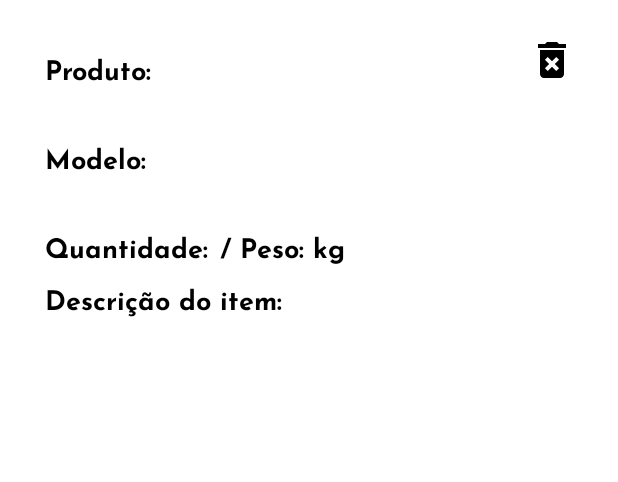
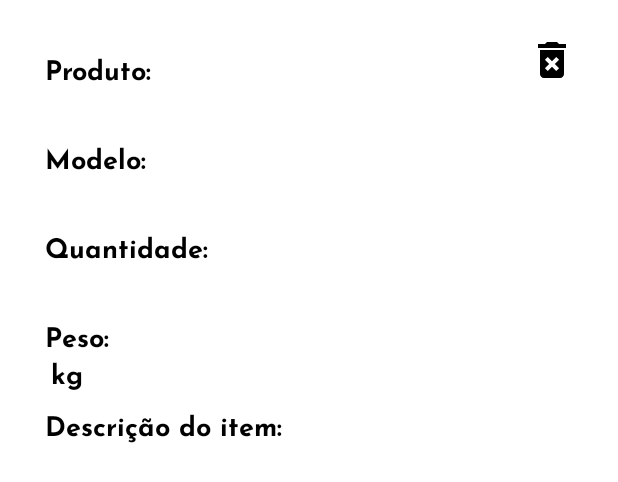
Before and after one commit to felipemorgado/estoque-kotlin, an Android app: the layout card_item_std.xml on its own in the app's theme, with its tools: preview values and no code run, on a phone screen of 412 x 824 dp. Shown: the top 482 px of the screen. Run offline under Robolectric (Android 15) with nearby library versions, the phone set to English and light mode, and no system bars.

Commit message:
update layout weight

```diff
--- a/app/src/main/res/layout/card_item_std.xml
+++ b/app/src/main/res/layout/card_item_std.xml
@@ -83,49 +83,50 @@
         android:id="@+id/txtViewQtd"
         android:layout_width="0dp"
         android:layout_height="wrap_content"
-        android:layout_marginStart="4dp"
-        android:layout_marginTop="10dp"
+        android:layout_marginStart="8dp"
         android:fontFamily="@font/josefin_sans"
         android:text=""
+
         android:textColor="@color/black"
         android:textSize="18sp"
-        app:layout_constraintStart_toEndOf="@+id/txtViewQtdCard"
-        app:layout_constraintTop_toBottomOf="@+id/txtViewModel" />
+        app:layout_constraintEnd_toEndOf="parent"
+        app:layout_constraintHorizontal_bias="0.00"
+        app:layout_constraintStart_toStartOf="parent"
+        app:layout_constraintTop_toBottomOf="@+id/txtViewQtdCard" />
 
     <TextView
         android:id="@+id/txtViewWeightCard"
         android:layout_width="wrap_content"
         android:layout_height="wrap_content"
-        android:layout_marginStart="4dp"
         android:layout_marginTop="10dp"
+        android:layout_marginStart="8dp"
         android:fontFamily="@font/josefin_sans_bold"
         android:text="@string/txt_peso"
         android:textColor="@color/black"
         android:textSize="18sp"
-        app:layout_constraintStart_toEndOf="@id/txtViewQtd"
-        app:layout_constraintTop_toBottomOf="@+id/txtViewModel" />
+        app:layout_constraintStart_toStartOf="parent"
+        app:layout_constraintTop_toBottomOf="@+id/txtViewQtd" />
 
     <TextView
         android:id="@+id/txtViewWeight"
         android:layout_width="wrap_content"
         android:layout_height="wrap_content"
-        android:layout_marginStart="4dp"
-        android:layout_marginTop="10dp"
+        android:layout_marginStart="8dp"
+        android:ellipsize="end"
         android:fontFamily="@font/josefin_sans"
         android:text=""
         android:textColor="@color/black"
         android:textSize="18sp"
-        app:layout_constraintEnd_toEndOf="@+id/txtViewKg"
+        app:layout_constraintEnd_toEndOf="parent"
         app:layout_constraintHorizontal_bias="0.00"
-        app:layout_constraintStart_toEndOf="@+id/txtViewWeightCard"
-        app:layout_constraintTop_toBottomOf="@+id/txtViewModel" />
+        app:layout_constraintStart_toStartOf="parent"
+        app:layout_constraintTop_toBottomOf="@+id/txtViewWeightCard" />
 
     <TextView
         android:id="@+id/txtViewKg"
         android:layout_width="wrap_content"
         android:layout_height="wrap_content"
-        android:layout_marginStart="2dp"
-        android:layout_marginTop="10dp"
+        android:layout_marginStart="4dp"
         android:fontFamily="@font/josefin_sans_bold"
         android:text="@string/txt_kg"
         android:textColor="@color/black"
@@ -133,7 +134,7 @@
         app:layout_constraintEnd_toEndOf="parent"
         app:layout_constraintHorizontal_bias="0.00"
         app:layout_constraintStart_toEndOf="@+id/txtViewWeight"
-        app:layout_constraintTop_toBottomOf="@+id/txtViewModel" />
+        app:layout_constraintTop_toBottomOf="@+id/txtViewWeightCard" />
 
     <TextView
         android:id="@+id/txtViewDescriptionCard"
@@ -153,7 +154,6 @@
         android:layout_width="0dp"
         android:layout_height="wrap_content"
         android:layout_marginStart="8dp"
-
         android:ellipsize="end"
         android:fontFamily="@font/josefin_sans"
         android:maxLines="3"
--- a/app/src/main/res/values/strings.xml
+++ b/app/src/main/res/values/strings.xml
@@ -18,7 +18,7 @@
     <string name="txt_produto">Produto:</string>
     <string name="txt_modelo">Modelo:</string>
     <string name="txt_quantidade">Quantidade:</string>
-    <string name="txt_peso">/ Peso:</string>
+    <string name="txt_peso">Peso:</string>
     <string name="txt_kg">kg</string>
     <string name="txt_desc">Descrição do item:</string>
     <string name="txt_deletar_card_item">Deletar</string>
```
